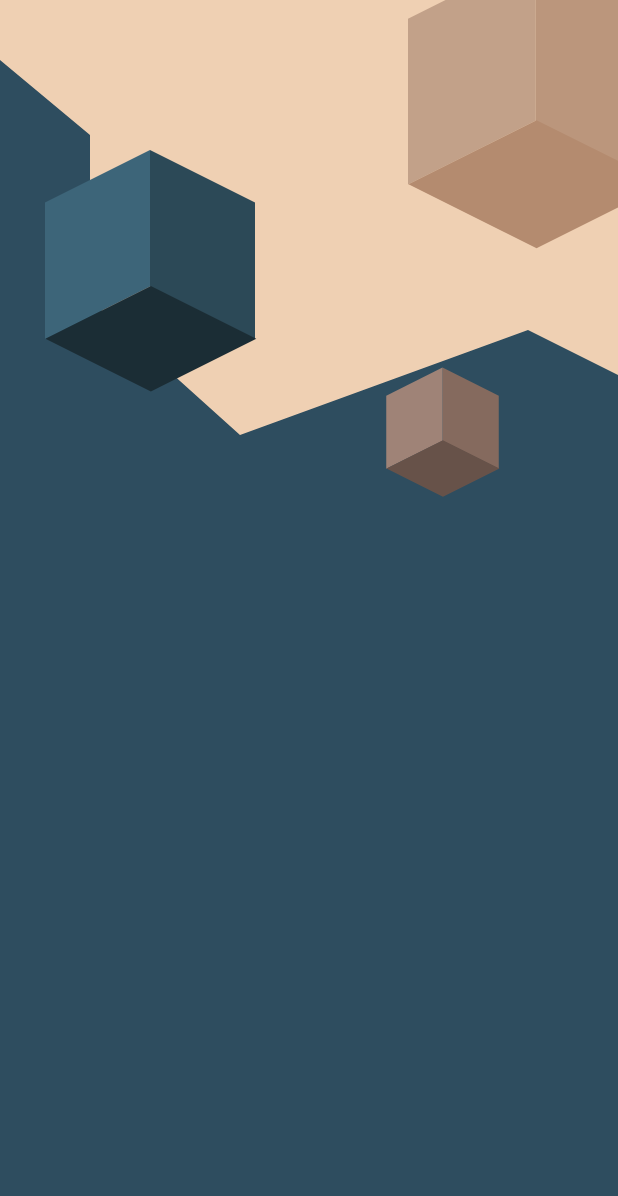
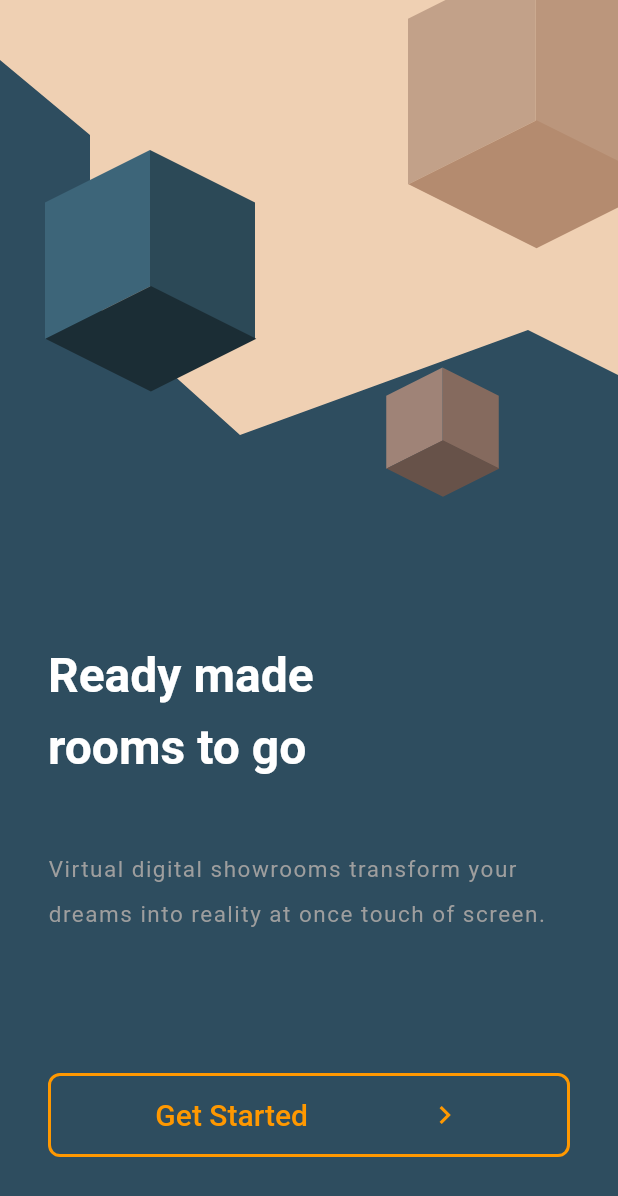
Before and after one commit to marcoleonardini/flutter_challenge_ui, a Flutter app: the HomeCh2Page screen opened directly, on a phone screen of 412 x 824 dp. Shown: the top 1196 px of the screen. Run offline on Flutter 3.47's test engine with Material 2 defaults, Android fonts, the phone set to English and light mode, and no system bars.

Commit message:
Added Aditional Text

```diff
--- a/lib/src/ui/challenge_2/pages/home.ch2.page.dart
+++ b/lib/src/ui/challenge_2/pages/home.ch2.page.dart
@@ -52,6 +52,63 @@ class HomeCh2Page extends StatelessWidget {
                   ),
                 ),
               ),
+              Padding(
+                padding: const EdgeInsets.all(32.0),
+                child: Column(
+                  mainAxisAlignment: MainAxisAlignment.spaceAround,
+                  crossAxisAlignment: CrossAxisAlignment.stretch,
+                  children: <Widget>[
+                    SizedBox(height: MediaQuery.of(context).size.height * 0.40),
+                    Text(
+                      'Ready made\nrooms to go',
+                      style: TextStyle(
+                        color: Colors.white,
+                        fontWeight: FontWeight.w600,
+                        fontSize: 32.0,
+                        height: 1.5,
+                      ),
+                    ),
+                    Text(
+                      'Virtual digital showrooms transform your dreams into reality at once touch of screen.',
+                      style: TextStyle(
+                        fontSize: 15,
+                        color: Colors.grey,
+                        height: 2,
+                        letterSpacing: 1,
+                      ),
+                    ),
+                    SizedBox(
+                      height: 12.0,
+                    ),
+                    FlatButton(
+                      shape: RoundedRectangleBorder(
+                        side: BorderSide(
+                          color: Colors.orange,
+                          width: 2.0,
+                        ),
+                        borderRadius: BorderRadius.circular(8.0),
+                      ),
+                      textColor: Colors.orange,
+                      child: Container(
+                        padding: EdgeInsets.all(16.0),
+                        child: Row(
+                          mainAxisAlignment: MainAxisAlignment.spaceAround,
+                          children: <Widget>[
+                            Text(
+                              'Get Started',
+                              style: TextStyle(
+                                fontSize: 20.0,
+                              ),
+                            ),
+                            Icon(Icons.keyboard_arrow_right)
+                          ],
+                        ),
+                      ),
+                      onPressed: () {},
+                    )
+                  ],
+                ),
+              )
             ],
           ),
         ),
```
